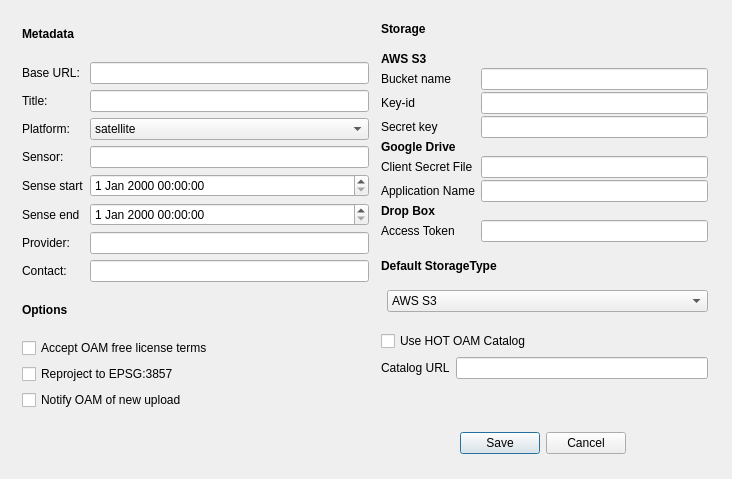
hotosm/oam-qgis-plugin, file OpenAerialMap/gui/ui/setting_dialog.ui: the form before one commit.
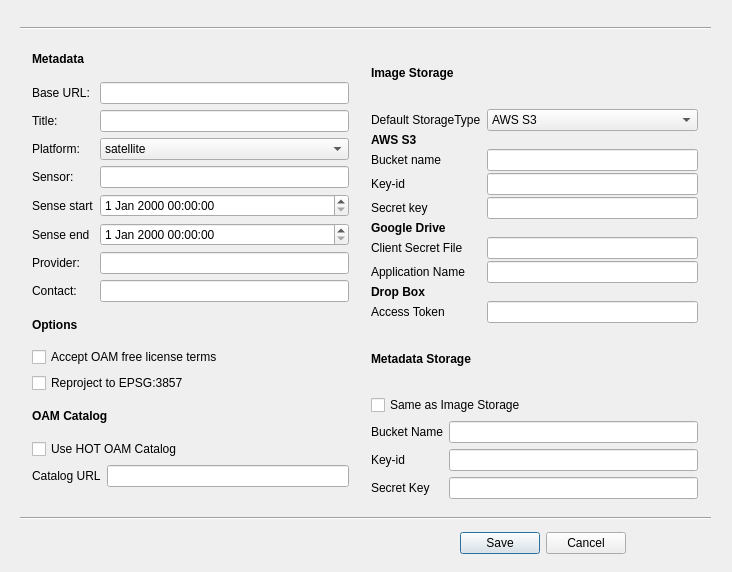
The form after the commit.

Commit message: Improved GUI of default setting dialog.

Patch:
```diff
--- a/OpenAerialMap/gui/ui/setting_dialog.ui
+++ b/OpenAerialMap/gui/ui/setting_dialog.ui
@@ -7,7 +7,7 @@
     <x>0</x>
     <y>0</y>
     <width>732</width>
-    <height>479</height>
+    <height>572</height>
    </rect>
   </property>
   <property name="windowTitle">
@@ -17,7 +17,7 @@
    <property name="geometry">
     <rect>
      <x>450</x>
-     <y>430</y>
+     <y>530</y>
      <width>176</width>
      <height>27</height>
     </rect>
@@ -32,10 +32,10 @@
   <widget class="QWidget" name="verticalLayoutWidget">
    <property name="geometry">
     <rect>
-     <x>20</x>
-     <y>10</y>
-     <width>351</width>
-     <height>402</height>
+     <x>30</x>
+     <y>40</y>
+     <width>321</width>
+     <height>460</height>
     </rect>
    </property>
    <layout class="QVBoxLayout" name="verticalLayoutLeft">
@@ -220,13 +220,43 @@
         </property>
        </widget>
       </item>
-      <item>
-       <widget class="QCheckBox" name="notify_oam_check">
+     </layout>
+    </item>
+    <item>
+     <widget class="QLabel" name="oam_catalog_label">
+      <property name="font">
+       <font>
+        <weight>75</weight>
+        <bold>true</bold>
+       </font>
+      </property>
+      <property name="text">
+       <string>OAM Catalog</string>
+      </property>
+     </widget>
+    </item>
+    <item>
+     <widget class="QCheckBox" name="hot_oam_catalog_check_box">
+      <property name="text">
+       <string>Use HOT OAM Catalog</string>
+      </property>
+     </widget>
+    </item>
+    <item>
+     <layout class="QFormLayout" name="formLayoutCatalog">
+      <property name="fieldGrowthPolicy">
+       <enum>QFormLayout::AllNonFixedFieldsGrow</enum>
+      </property>
+      <item row="0" column="0">
+       <widget class="QLabel" name="catalog_url_label">
         <property name="text">
-         <string>Notify OAM of new upload</string>
+         <string>Catalog URL</string>
         </property>
        </widget>
       </item>
+      <item row="0" column="1">
+       <widget class="QLineEdit" name="catalog_url_edit"/>
+      </item>
      </layout>
     </item>
    </layout>
@@ -234,10 +264,10 @@
   <widget class="QWidget" name="verticalLayoutWidget_2">
    <property name="geometry">
     <rect>
-     <x>379</x>
-     <y>9</y>
+     <x>369</x>
+     <y>40</y>
      <width>331</width>
-     <height>385</height>
+     <height>461</height>
     </rect>
    </property>
    <layout class="QVBoxLayout" name="verticalLayoutRight">
@@ -253,7 +283,7 @@
        </font>
       </property>
       <property name="text">
-       <string>Storage</string>
+       <string>Image Storage</string>
       </property>
      </widget>
     </item>
@@ -265,7 +295,7 @@
       <property name="verticalSpacing">
        <number>2</number>
       </property>
-      <item row="0" column="0">
+      <item row="1" column="0">
        <widget class="QLabel" name="aws_s3_label">
         <property name="font">
          <font>
@@ -278,7 +308,7 @@
         </property>
        </widget>
       </item>
-      <item row="1" column="0">
+      <item row="2" column="0">
        <widget class="QLabel" name="aws_bucket_name_label">
         <property name="enabled">
          <bool>true</bool>
@@ -288,7 +318,7 @@
         </property>
        </widget>
       </item>
-      <item row="1" column="1">
+      <item row="2" column="1">
        <widget class="QLineEdit" name="aws_bucket_name_edit">
         <property name="enabled">
          <bool>true</bool>
@@ -301,7 +331,7 @@
         </property>
        </widget>
       </item>
-      <item row="2" column="0">
+      <item row="3" column="0">
        <widget class="QLabel" name="aws_key_id_label">
         <property name="styleSheet">
          <string notr="true"/>
@@ -311,14 +341,14 @@
         </property>
        </widget>
       </item>
-      <item row="2" column="1">
+      <item row="3" column="1">
        <widget class="QLineEdit" name="aws_key_id_edit">
         <property name="toolTip">
          <string>AWS access key id</string>
         </property>
        </widget>
       </item>
-      <item row="3" column="0">
+      <item row="4" column="0">
        <widget class="QLabel" name="aws_secret_key_label">
         <property name="styleSheet">
          <string notr="true"/>
@@ -328,14 +358,14 @@
         </property>
        </widget>
       </item>
-      <item row="3" column="1">
+      <item row="4" column="1">
        <widget class="QLineEdit" name="aws_secret_key_edit">
         <property name="toolTip">
          <string>AWS secret access key</string>
         </property>
        </widget>
       </item>
-      <item row="4" column="0">
+      <item row="5" column="0">
        <widget class="QLabel" name="google_drive_label">
         <property name="font">
          <font>
@@ -348,7 +378,7 @@
         </property>
        </widget>
       </item>
-      <item row="5" column="0">
+      <item row="6" column="0">
        <widget class="QLabel" name="google_client_secret_file_label">
         <property name="enabled">
          <bool>true</bool>
@@ -358,7 +388,7 @@
         </property>
        </widget>
       </item>
-      <item row="5" column="1">
+      <item row="6" column="1">
        <widget class="QLineEdit" name="google_client_secret_file_edit">
         <property name="enabled">
          <bool>true</bool>
@@ -371,7 +401,7 @@
         </property>
        </widget>
       </item>
-      <item row="6" column="0">
+      <item row="7" column="0">
        <widget class="QLabel" name="google_application_name_label">
         <property name="styleSheet">
          <string notr="true"/>
@@ -381,14 +411,14 @@
         </property>
        </widget>
       </item>
-      <item row="6" column="1">
+      <item row="7" column="1">
        <widget class="QLineEdit" name="google_application_name_edit">
         <property name="toolTip">
          <string>AWS access key id</string>
         </property>
        </widget>
       </item>
-      <item row="7" column="0">
+      <item row="8" column="0">
        <widget class="QLabel" name="dropbox_label">
         <property name="font">
          <font>
@@ -401,7 +431,7 @@
         </property>
        </widget>
       </item>
-      <item row="8" column="0">
+      <item row="9" column="0">
        <widget class="QLabel" name="dropbox_access_token_label">
         <property name="enabled">
          <bool>true</bool>
@@ -411,29 +441,22 @@
         </property>
        </widget>
       </item>
-      <item row="8" column="1">
+      <item row="9" column="1">
        <widget class="QLineEdit" name="dropbox_access_token_edit"/>
       </item>
-     </layout>
-    </item>
-    <item>
-     <widget class="QLabel" name="default_storage_type_label">
-      <property name="font">
-       <font>
-        <weight>75</weight>
-        <bold>true</bold>
-       </font>
-      </property>
-      <property name="text">
-       <string>Default StorageType</string>
-      </property>
-     </widget>
-    </item>
-    <item>
-     <layout class="QFormLayout" name="formLayoutStorageType">
-      <property name="fieldGrowthPolicy">
-       <enum>QFormLayout::AllNonFixedFieldsGrow</enum>
-      </property>
+      <item row="0" column="0">
+       <widget class="QLabel" name="default_storage_type_label">
+        <property name="font">
+         <font>
+          <weight>50</weight>
+          <bold>false</bold>
+         </font>
+        </property>
+        <property name="text">
+         <string>Default StorageType</string>
+        </property>
+       </widget>
+      </item>
       <item row="0" column="1">
        <widget class="QComboBox" name="default_storage_combo_box">
         <item>
@@ -456,31 +479,87 @@
      </layout>
     </item>
     <item>
-     <widget class="QCheckBox" name="hot_oam_catalog_check_box">
+     <widget class="QLabel" name="metadata_storage_label">
+      <property name="font">
+       <font>
+        <weight>75</weight>
+        <bold>true</bold>
+       </font>
+      </property>
       <property name="text">
-       <string>Use HOT OAM Catalog</string>
+       <string>Metadata Storage</string>
       </property>
      </widget>
     </item>
     <item>
-     <layout class="QFormLayout" name="formLayoutCatalog">
-      <property name="fieldGrowthPolicy">
-       <enum>QFormLayout::AllNonFixedFieldsGrow</enum>
+     <widget class="QCheckBox" name="metadata_storage_check_box">
+      <property name="text">
+       <string>Same as Image Storage</string>
       </property>
+     </widget>
+    </item>
+    <item>
+     <layout class="QFormLayout" name="formLayout_2">
       <item row="0" column="0">
-       <widget class="QLabel" name="catalog_url_label">
+       <widget class="QLabel" name="meta_bucket_name_label">
         <property name="text">
-         <string>Catalog URL</string>
+         <string>Bucket Name</string>
         </property>
        </widget>
       </item>
       <item row="0" column="1">
-       <widget class="QLineEdit" name="catalog_url_edit"/>
+       <widget class="QLineEdit" name="meta_bucket_name_edit"/>
+      </item>
+      <item row="1" column="0">
+       <widget class="QLabel" name="meta_key_id_label">
+        <property name="text">
+         <string>Key-id</string>
+        </property>
+       </widget>
+      </item>
+      <item row="1" column="1">
+       <widget class="QLineEdit" name="meta_key_id_edit"/>
+      </item>
+      <item row="2" column="0">
+       <widget class="QLabel" name="meta_secret_key_label">
+        <property name="text">
+         <string>Secret Key</string>
+        </property>
+       </widget>
+      </item>
+      <item row="2" column="1">
+       <widget class="QLineEdit" name="meta_secret_key_edit"/>
       </item>
      </layout>
     </item>
    </layout>
   </widget>
+  <widget class="Line" name="line">
+   <property name="geometry">
+    <rect>
+     <x>20</x>
+     <y>510</y>
+     <width>691</width>
+     <height>16</height>
+    </rect>
+   </property>
+   <property name="orientation">
+    <enum>Qt::Horizontal</enum>
+   </property>
+  </widget>
+  <widget class="Line" name="line_2">
+   <property name="geometry">
+    <rect>
+     <x>20</x>
+     <y>20</y>
+     <width>691</width>
+     <height>16</height>
+    </rect>
+   </property>
+   <property name="orientation">
+    <enum>Qt::Horizontal</enum>
+   </property>
+  </widget>
  </widget>
  <resources/>
  <connections>
```
Left out of the diff: 4 changed lines with no effect on the pictures. The commit also changes 1 other file.
